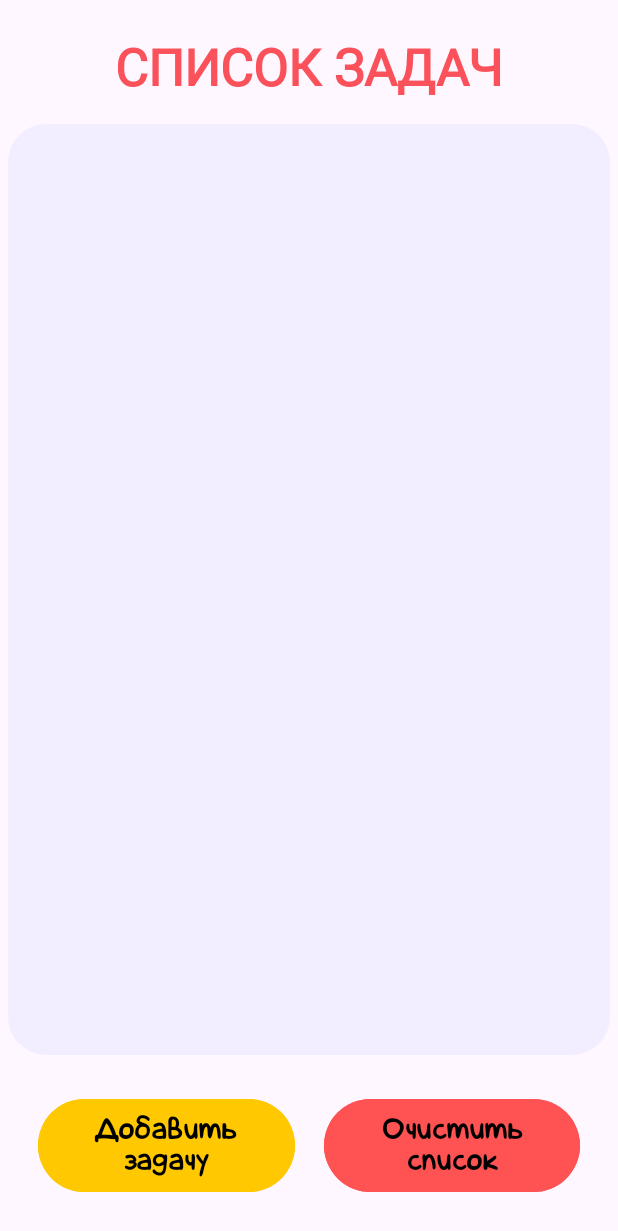
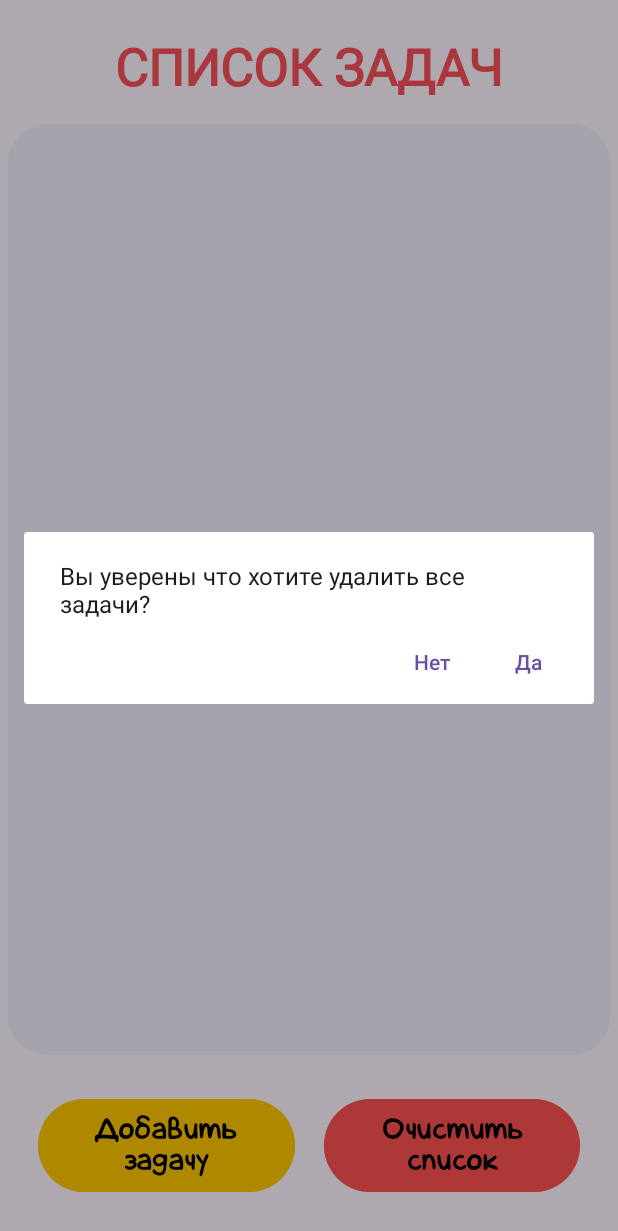
Before and after one commit to Pozaza/TearList, an Android app: the screen it shows after launch (MainActivity), after a tap on an icon or button, on a phone screen of 412 x 824 dp. Shown: the top 1231 px of the screen. Run offline under Robolectric (Android 15) with nearby library versions, the phone set to English and light mode, and no system bars.

Commit message:
Added warning on delete and clear

```diff
--- a/app/src/main/java/com/example/tearlist/MainActivity.java
+++ b/app/src/main/java/com/example/tearlist/MainActivity.java
@@ -1,5 +1,6 @@
 package com.example.tearlist;
 
+import android.content.DialogInterface;
 import android.content.Intent;
 import android.database.Cursor;
 import android.database.sqlite.SQLiteDatabase;
@@ -10,6 +11,7 @@ import android.view.animation.Animation;
 import android.view.animation.AnimationUtils;
 
 import androidx.annotation.Nullable;
+import androidx.appcompat.app.AlertDialog;
 import androidx.appcompat.app.AppCompatActivity;
 import androidx.recyclerview.widget.LinearLayoutManager;
 import androidx.recyclerview.widget.RecyclerView;
@@ -83,6 +85,7 @@ public class MainActivity extends AppCompatActivity {
     }
 
     public void clearTasks(View view) {
+        DialogInterface.OnClickListener dialogClickListener = (dialog, which) -> {
             for (final Item item: items) {
                 Animation animation =
                         AnimationUtils.loadAnimation(listItem.getChildAt(items.indexOf(item)).getContext(),
@@ -94,11 +97,17 @@ public class MainActivity extends AppCompatActivity {
                 items.clear();
                 runOnUiThread(() -> adapter.notifyDataSetChanged());
 
-            DBHelper dbHelper = new DBHelper(this);
+                DBHelper dbHelper = new DBHelper(view.getContext());
                 SQLiteDatabase db = dbHelper.getWritableDatabase();
                 db.delete("task_db", null, null);
 
                 dbHelper.close();
             }, 250);
+        };
+
+        new AlertDialog.Builder(view.getContext())
+            .setMessage("Вы уверены что хотите удалить все задачи?")
+            .setPositiveButton("Да", dialogClickListener)
+            .setNegativeButton("Нет", null).show();
     }
 }
--- a/app/src/main/java/com/example/tearlist/TaskActivity.java
+++ b/app/src/main/java/com/example/tearlist/TaskActivity.java
@@ -23,6 +23,7 @@ import androidx.appcompat.app.AlertDialog;
 import androidx.appcompat.app.AppCompatActivity;
 import androidx.emoji2.emojipicker.EmojiPickerView;
 
+import com.google.android.material.materialswitch.MaterialSwitch;
 import com.google.gson.Gson;
 import com.skydoves.colorpickerview.AlphaTileView;
 import com.skydoves.colorpickerview.ColorEnvelope;
@@ -44,7 +45,7 @@ public class TaskActivity extends AppCompatActivity {
     EmojiPickerView emojiPickerView;
     ImageView colorView;
     TextView textView;
-    CheckBox dateCheck;
+    MaterialSwitch dateCheck;
     TextView dateText;
 
     @Override
--- a/app/src/main/res/layout/activity_task.xml
+++ b/app/src/main/res/layout/activity_task.xml
@@ -101,7 +101,7 @@
             app:layout_constraintEnd_toEndOf="parent" />
     </LinearLayout>
 
-    <CheckBox
+    <com.google.android.material.materialswitch.MaterialSwitch
         android:id="@+id/dateCheck"
         android:layout_width="wrap_content"
         android:layout_height="wrap_content"
@@ -111,7 +111,7 @@
         android:text="Дедлайн"
         android:textSize="24sp"
         app:layout_constraintStart_toStartOf="parent"
-        app:layout_constraintTop_toBottomOf="@+id/titleText" />
+        app:layout_constraintTop_toBottomOf="@+id/titleText"/>
 
     <TextView
         android:id="@+id/dateText"
```
Also changed, not shown: app/src/main/java/com/example/tearlist/ItemAdapter.java (+9 -0 lines), 1 other file. Lines whose indentation alone changed are shown as unchanged.
